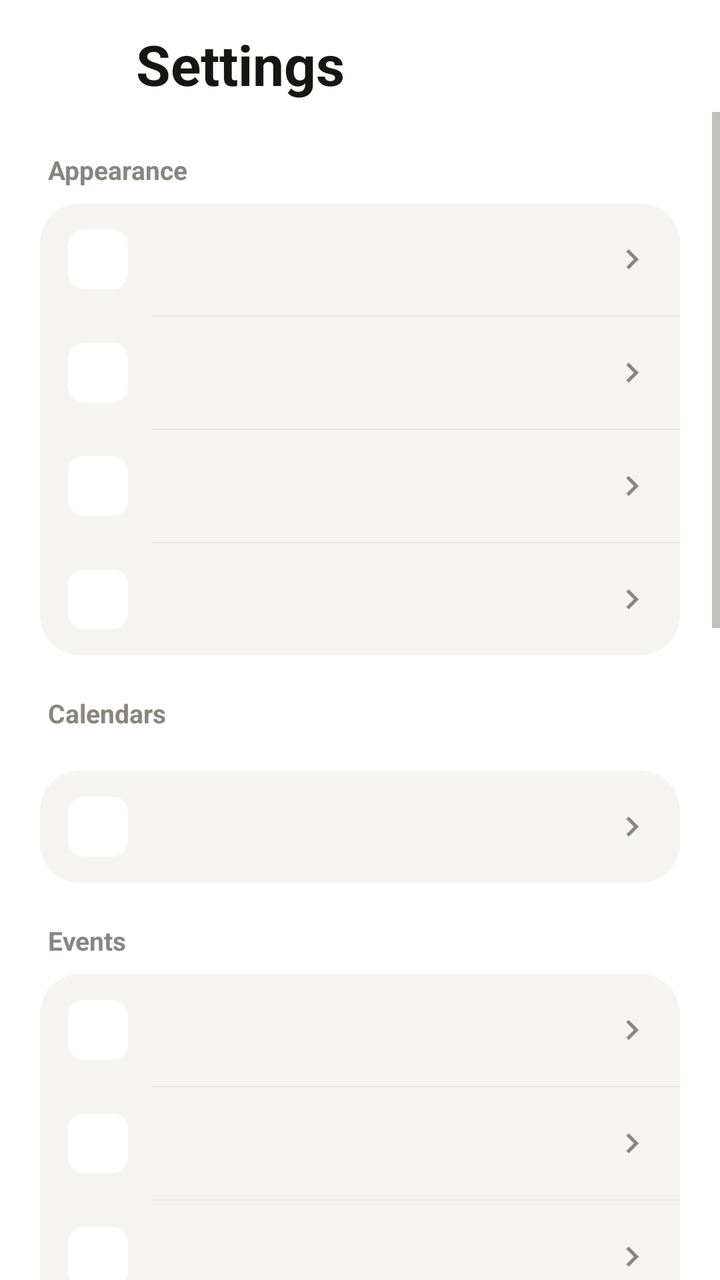
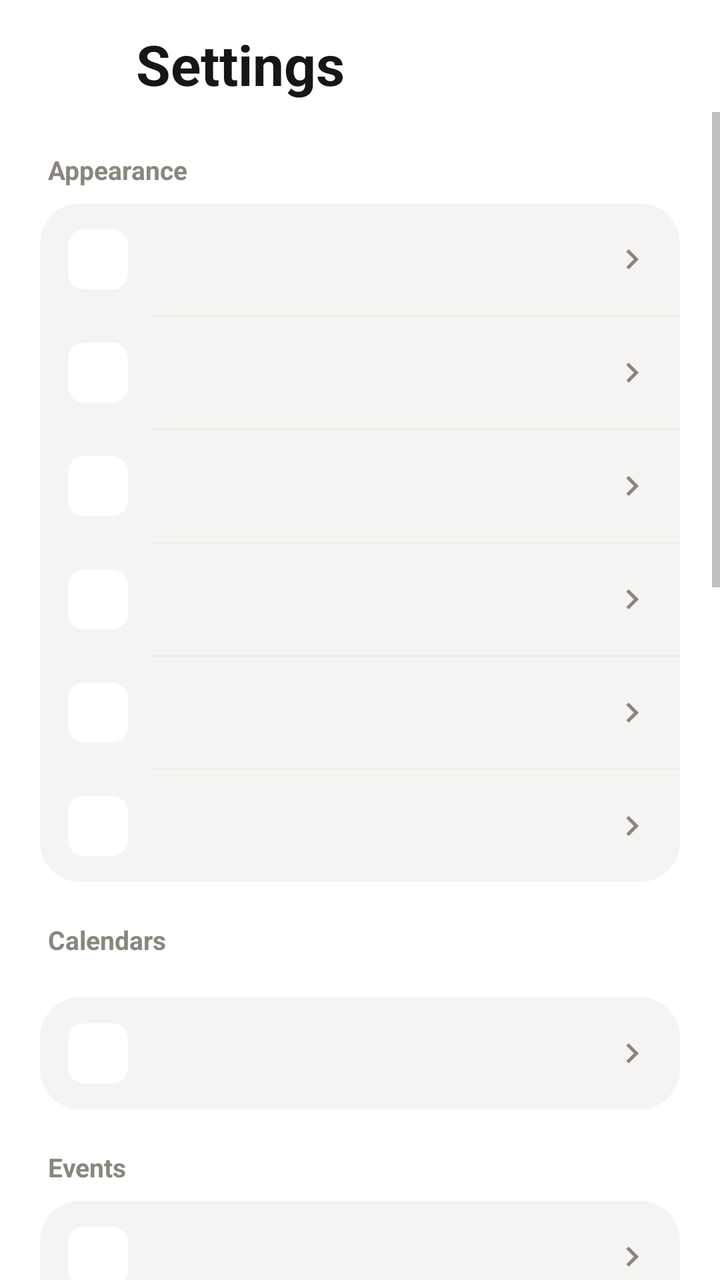

Two renders of the same Android screen: before a commit and after it. Below are the layout's source before the change and the commit's diff.
<!-- AndroidManifest.xml: application theme Theme.Takvim -->
<!-- res/layout/activity_ayarlar.xml -->
<?xml version="1.0" encoding="utf-8"?>
<LinearLayout xmlns:android="http://schemas.android.com/apk/res/android"
    xmlns:app="http://schemas.android.com/apk/res-auto"
    android:layout_width="match_parent"
    android:layout_height="match_parent"
    android:background="@color/zemin"
    android:fitsSystemWindows="true"
    android:orientation="vertical">

    <LinearLayout
        android:layout_width="match_parent"
        android:layout_height="wrap_content"
        android:gravity="center_vertical"
        android:orientation="horizontal"
        android:paddingLeft="12dp"
        android:paddingTop="8dp"
        android:paddingRight="20dp">

        <ImageButton
            android:id="@+id/btnGeri"
            android:layout_width="48dp"
            android:layout_height="48dp"
            android:background="?attr/selectableItemBackgroundBorderless"
            android:contentDescription="@string/geri"
            android:src="@drawable/ic_geri"
            app:tint="@color/metin" />

        <TextView
            android:layout_width="wrap_content"
            android:layout_height="wrap_content"
            android:layout_marginLeft="8dp"
            android:text="@string/ayarlar"
            android:textColor="@color/metin"
            android:textSize="28sp"
            android:textStyle="bold" />
    </LinearLayout>

    <ScrollView
        android:layout_width="match_parent"
        android:layout_height="0dp"
        android:layout_weight="1">

        <LinearLayout
            android:layout_width="match_parent"
            android:layout_height="wrap_content"
            android:orientation="vertical"
            android:paddingLeft="20dp"
            android:paddingRight="20dp"
            android:paddingBottom="32dp">

            <TextView style="@style/BolumBasligi" android:text="@string/gorunum" />
            <LinearLayout style="@style/AyarKutusu">
                <include android:id="@+id/satirTema" layout="@layout/item_ayar" />
                <View style="@style/AyarAyraci" />
                <include android:id="@+id/satirBaslangicGorunum" layout="@layout/item_ayar" />
                <View style="@style/AyarAyraci" />
                <include android:id="@+id/satirHaftaBasi" layout="@layout/item_ayar" />
                <View style="@style/AyarAyraci" />
                <include android:id="@+id/satirHaftaNo" layout="@layout/item_ayar" />
            </LinearLayout>

            <TextView style="@style/BolumBasligi" android:text="@string/takvimler" />
            <LinearLayout
                android:id="@+id/takvimKutusu"
                style="@style/AyarKutusu" />

            <LinearLayout
                style="@style/AyarKutusu"
                android:layout_marginTop="12dp">
                <include android:id="@+id/satirDogum" layout="@layout/item_ayar" />
            </LinearLayout>

            <TextView style="@style/BolumBasligi" android:text="@string/etkinlikler" />
            <LinearLayout style="@style/AyarKutusu">
                <include android:id="@+id/satirVarsayilanTakvim" layout="@layout/item_ayar" />
                <View style="@style/AyarAyraci" />
                <include android:id="@+id/satirVarsayilanSure" layout="@layout/item_ayar" />
                <View style="@style/AyarAyraci" />
                <include android:id="@+id/satirVarsayilanHatirlatma" layout="@layout/item_ayar" />
                <View style="@style/AyarAyraci" />
                <include android:id="@+id/satirErteleme" layout="@layout/item_ayar" />
                <View style="@style/AyarAyraci" />
                <include android:id="@+id/satirReddedilen" layout="@layout/item_ayar" />
            </LinearLayout>

            <TextView style="@style/BolumBasligi" android:text="@string/ozet_bolum" />
            <LinearLayout style="@style/AyarKutusu">
                <include android:id="@+id/satirOzet" layout="@layout/item_ayar" />
                <View style="@style/AyarAyraci" />
                <include android:id="@+id/satirOzetSaat" layout="@layout/item_ayar" />
            </LinearLayout>

            <TextView style="@style/BolumBasligi" android:text="@string/guvenilirlik" />
            <LinearLayout style="@style/AyarKutusu">
                <include android:id="@+id/satirBildirim" layout="@layout/item_ayar" />
                <View style="@style/AyarAyraci" />
                <include android:id="@+id/satirIzin" layout="@layout/item_ayar" />
            </LinearLayout>

            <TextView style="@style/BolumBasligi" android:text="@string/yedek_bolum" />
            <LinearLayout style="@style/AyarKutusu">
                <include android:id="@+id/satirIceAktar" layout="@layout/item_ayar" />
                <View style="@style/AyarAyraci" />
                <include android:id="@+id/satirDisaAktar" layout="@layout/item_ayar" />
            </LinearLayout>

            <TextView style="@style/BolumBasligi" android:text="@string/hakkinda" />
            <LinearLayout style="@style/AyarKutusu">
                <include android:id="@+id/satirSurum" layout="@layout/item_ayar" />
            </LinearLayout>
        </LinearLayout>
    </ScrollView>
</LinearLayout>
<!-- res/layout/item_ayar.xml (included above) -->
<?xml version="1.0" encoding="utf-8"?>
<LinearLayout xmlns:android="http://schemas.android.com/apk/res/android"
    xmlns:app="http://schemas.android.com/apk/res-auto"
    android:layout_width="match_parent"
    android:layout_height="wrap_content"
    android:background="?attr/selectableItemBackground"
    android:gravity="center_vertical"
    android:orientation="horizontal"
    android:paddingLeft="14dp"
    android:paddingTop="13dp"
    android:paddingRight="14dp"
    android:paddingBottom="13dp">

    <ImageView
        android:id="@+id/ayarIkon"
        android:layout_width="30dp"
        android:layout_height="30dp"
        android:background="@drawable/bg_rozet"
        android:importantForAccessibility="no"
        android:padding="6dp" />

    <LinearLayout
        android:layout_width="0dp"
        android:layout_height="wrap_content"
        android:layout_marginStart="12dp"
        android:layout_weight="1"
        android:orientation="vertical">

        <TextView
            android:id="@+id/ayarBaslik"
            android:layout_width="match_parent"
            android:layout_height="wrap_content"
            android:textColor="@color/metin"
            android:textSize="15sp" />

        <TextView
            android:id="@+id/ayarOzet"
            android:layout_width="match_parent"
            android:layout_height="wrap_content"
            android:ellipsize="end"
            android:maxLines="2"
            android:textColor="@color/metin_ikincil"
            android:textSize="12sp"
            android:visibility="gone" />
    </LinearLayout>

    
    <androidx.appcompat.widget.SwitchCompat
        android:id="@+id/ayarAnahtar"
        android:layout_width="wrap_content"
        android:layout_height="wrap_content"
        android:layout_marginStart="8dp"
        android:background="@null"
        android:clickable="false"
        android:focusable="false"
        android:importantForAccessibility="no"
        android:thumb="@drawable/anahtar_topuz"
        android:visibility="gone"
        app:track="@drawable/anahtar_ray" />

    <ImageView
        android:id="@+id/ayarChevron"
        android:layout_width="20dp"
        android:layout_height="20dp"
        android:importantForAccessibility="no"
        android:src="@drawable/ic_chevron" />

</LinearLayout>
<!-- resources referenced by this layout -->
<resources>
  <color name="metin">#171614</color>
  <color name="metin_ikincil">#8A867E</color>
  <color name="zemin">#FFFFFF</color>
  <!-- drawable anahtar_ray (drawable) -->
  <?xml version="1.0" encoding="utf-8"?>
  <shape xmlns:android="http://schemas.android.com/apk/res/android" android:shape="rectangle">
      <corners android:radius="15dp" />
      <size android:width="50dp" android:height="30dp" />
      <solid android:color="#FFFFFFFF" />
  </shape>
  <!-- drawable bg_rozet (drawable) -->
  <?xml version="1.0" encoding="utf-8"?>
  <shape xmlns:android="http://schemas.android.com/apk/res/android" android:shape="rectangle">
      <solid android:color="#FFFFFF" />
      <corners android:radius="8dp" />
  </shape>
  <!-- drawable ic_chevron (drawable) -->
  <?xml version="1.0" encoding="utf-8"?>
  <vector xmlns:android="http://schemas.android.com/apk/res/android"
      android:width="20dp" android:height="20dp"
      android:viewportWidth="24" android:viewportHeight="24"
      android:tint="@color/metin_ikincil">
      <path android:fillColor="#FF000000"
          android:pathData="M10,6L8.59,7.41 13.17,12l-4.58,4.59L10,18l6,-6z"/>
  </vector>
  <!-- drawable ic_geri (drawable) -->
  <?xml version="1.0" encoding="utf-8"?>
  <vector xmlns:android="http://schemas.android.com/apk/res/android"
      android:width="22dp" android:height="22dp"
      android:viewportWidth="24" android:viewportHeight="24">
      <path android:strokeColor="#FFFFFFFF" android:strokeWidth="2.2" android:strokeLineCap="round"
          android:strokeLineJoin="round"
          android:pathData="M15,5l-7,7 7,7" />
  </vector>
  <string name="ayarlar">Settings</string>
  <string name="etkinlikler">Events</string>
  <string name="geri">Back</string>
  <string name="gorunum">Appearance</string>
  <string name="guvenilirlik">Reliability</string>
  <string name="hakkinda">About</string>
  <string name="ozet_bolum">Daily summary</string>
  <string name="takvimler">Calendars</string>
  <string name="yedek_bolum">Import and backup</string>
  <style name="AyarAyraci">
          <item name="android:layout_width">match_parent</item>
          <item name="android:layout_height">0.5dp</item>
          <item name="android:layout_marginLeft">56dp</item>
          <item name="android:background">@color/ayrac</item>
      </style>
  <style name="AyarKutusu">
          <item name="android:layout_width">match_parent</item>
          <item name="android:layout_height">wrap_content</item>
          <item name="android:background">@drawable/bg_kart</item>
          <item name="android:orientation">vertical</item>
      </style>
  <style name="BolumBasligi">
          <item name="android:layout_width">match_parent</item>
          <item name="android:layout_height">wrap_content</item>
          <item name="android:layout_marginTop">20dp</item>
          <item name="android:layout_marginBottom">8dp</item>
          <item name="android:paddingLeft">4dp</item>
          <item name="android:textColor">@color/metin_ikincil</item>
          <item name="android:textSize">13sp</item>
          <item name="android:textStyle">bold</item>
      </style>
  <style name="Theme.Takvim" parent="Theme.Ekosistem" />
  <color name="ayrac">#ECEAE6</color>
  <!-- drawable bg_kart (drawable) -->
  <?xml version="1.0" encoding="utf-8"?>
  <shape xmlns:android="http://schemas.android.com/apk/res/android" android:shape="rectangle">
      <solid android:color="@color/kart" />
      <corners android:radius="20dp" />
  </shape>
  <color name="kart">#F5F4F2</color>
  <color name="vurgu">#0F766E</color>
  <!-- unchanged entries left out for length: 2 -->
</resources>

<!-- the commit's change to res/layout/activity_ayarlar.xml (unified diff, before → after) -->
@@ -57,6 +57,10 @@
                 <include android:id="@+id/satirHaftaBasi" layout="@layout/item_ayar" />
                 <View style="@style/AyarAyraci" />
                 <include android:id="@+id/satirHaftaNo" layout="@layout/item_ayar" />
+                <View style="@style/AyarAyraci" />
+                <include android:id="@+id/satirSaatAraligi" layout="@layout/item_ayar" />
+                <View style="@style/AyarAyraci" />
+                <include android:id="@+id/satirIsiHaritasi" layout="@layout/item_ayar" />
             </LinearLayout>
 
             <TextView style="@style/BolumBasligi" android:text="@string/takvimler" />
